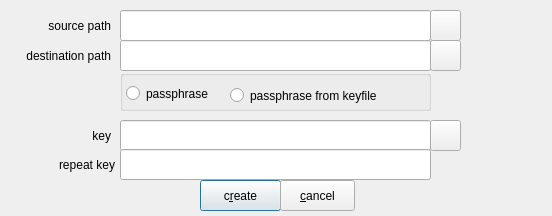
Before: the Qt Designer form zuluCrypt-gui/cryptfiles.ui in mhogomchungu/zuluCrypt, drawn with Qt 5.
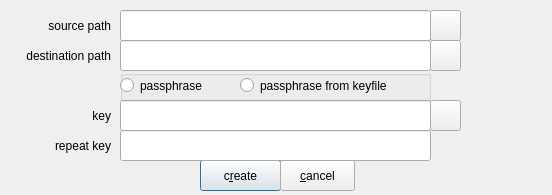
After: the same form once the commit is applied.

What changed in the file:
```diff
--- a/zuluCrypt-gui/cryptfiles.ui
+++ b/zuluCrypt-gui/cryptfiles.ui
@@ -10,7 +10,7 @@
     <x>0</x>
     <y>0</y>
     <width>552</width>
-    <height>216</height>
+    <height>195</height>
    </rect>
   </property>
   <property name="windowTitle">
@@ -62,7 +62,7 @@
    <property name="geometry">
     <rect>
      <x>200</x>
-     <y>180</y>
+     <y>160</y>
      <width>81</width>
      <height>31</height>
     </rect>
@@ -122,7 +122,7 @@
      <x>120</x>
      <y>70</y>
      <width>311</width>
-     <height>41</height>
+     <height>31</height>
     </rect>
    </property>
    <property name="title">
@@ -131,8 +131,8 @@
    <widget class="QRadioButton" name="rbKey">
     <property name="geometry">
      <rect>
-      <x>6</x>
-      <y>8</y>
+      <x>0</x>
+      <y>0</y>
       <width>111</width>
       <height>31</height>
      </rect>
@@ -144,8 +144,8 @@
    <widget class="QRadioButton" name="rbKeyFile">
     <property name="geometry">
      <rect>
-      <x>110</x>
-      <y>10</y>
+      <x>120</x>
+      <y>0</y>
       <width>161</width>
       <height>31</height>
      </rect>
@@ -159,7 +159,7 @@
    <property name="geometry">
     <rect>
      <x>120</x>
-     <y>120</y>
+     <y>100</y>
      <width>311</width>
      <height>31</height>
     </rect>
@@ -169,7 +169,7 @@
    <property name="geometry">
     <rect>
      <x>430</x>
-     <y>120</y>
+     <y>100</y>
      <width>31</width>
      <height>31</height>
     </rect>
@@ -182,7 +182,7 @@
    <property name="geometry">
     <rect>
      <x>0</x>
-     <y>120</y>
+     <y>100</y>
      <width>111</width>
      <height>31</height>
     </rect>
@@ -198,7 +198,7 @@
    <property name="geometry">
     <rect>
      <x>120</x>
-     <y>149</y>
+     <y>130</y>
      <width>311</width>
      <height>31</height>
     </rect>
@@ -207,8 +207,8 @@
   <widget class="QLabel" name="labelKey2">
    <property name="geometry">
     <rect>
-     <x>4</x>
-     <y>149</y>
+     <x>0</x>
+     <y>130</y>
      <width>111</width>
      <height>31</height>
     </rect>
@@ -224,7 +224,7 @@
    <property name="geometry">
     <rect>
      <x>280</x>
-     <y>180</y>
+     <y>160</y>
      <width>75</width>
      <height>31</height>
     </rect>
```
